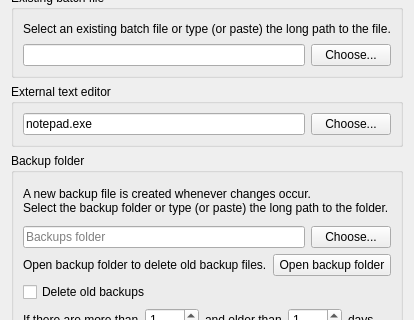
This is dialog.ui in MarioUnoDueTreQuattro/KillManagerQt as Qt 5 draws it before an edit; both pictures show x 0 to 414 and y 90 to 410 of the 414 by 590 pixel window. The edited form follows.
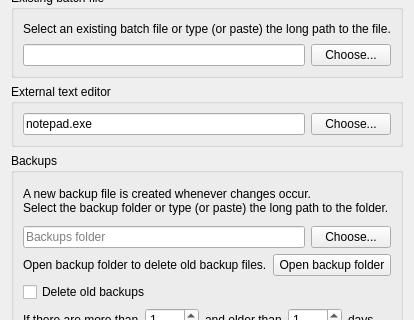
This is the edited form. Icons and pictures are not drawn.

Diff of the .ui file:
```diff
--- a/dialog.ui
+++ b/dialog.ui
@@ -158,7 +158,7 @@
       </sizepolicy>
      </property>
      <property name="title">
-      <string>Backup folder</string>
+      <string>Backups</string>
      </property>
      <layout class="QVBoxLayout" name="verticalLayout_2">
       <item>
```
